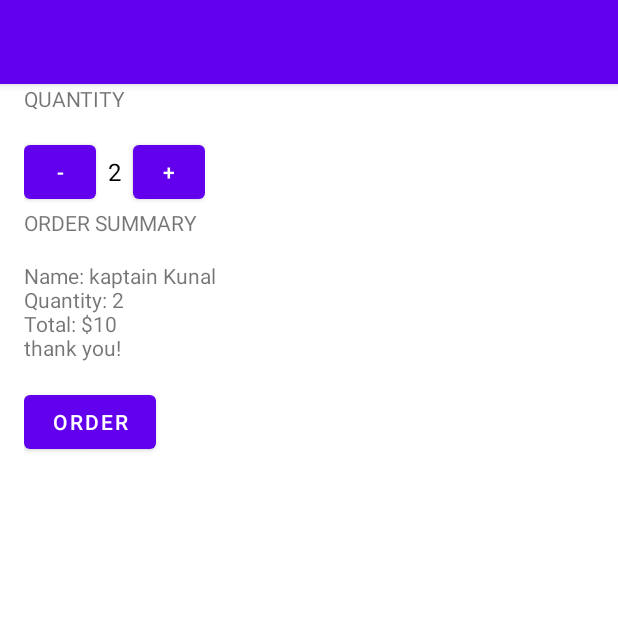
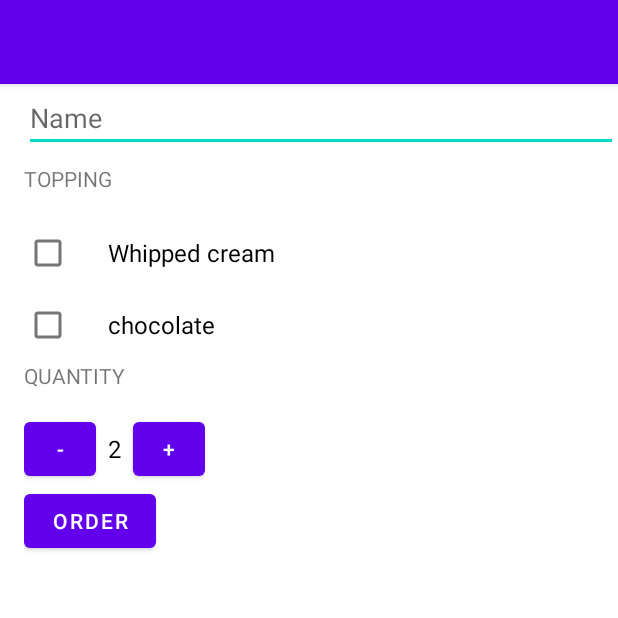
Before and after one commit to ishak47/android, an Android app: the screen it shows after launch (MainActivity), after a tap on "ORDER", on a phone screen of 412 x 824 dp, the top half of it. Run offline under Robolectric (Android 15) with nearby library versions, the phone set to English and light mode, and no system bars.

Commit message:
klaar met les 5

```diff
--- a/justJava/app/src/main/java/com/example/android/justjava/MainActivity.java
+++ b/justJava/app/src/main/java/com/example/android/justjava/MainActivity.java
@@ -2,9 +2,15 @@ package com.example.android.justjava;
 
 import androidx.appcompat.app.AppCompatActivity;
 
+import android.content.Intent;
+import android.net.Uri;
 import android.os.Bundle;
+import android.util.Log;
 import android.view.View;
+import android.widget.CheckBox;
+import android.widget.EditText;
 import android.widget.TextView;
+import android.widget.Toast;
 
 import java.text.NumberFormat;
 
@@ -22,17 +28,49 @@ public class MainActivity extends AppCompatActivity {
      * This method is called when the order button is clicked.
      */
     public void submitOrder(View view) {
-        int price = calculatePrice();
-        String priceMessage = createOrderSummary(price);
-        displayMessage(priceMessage);
+        // name text input editText
+        EditText text = (EditText) findViewById(R.id.textInput);
+        String name = text.getText().toString();
+
+        //checkbox whippedcream
+        CheckBox whippedCreamCheckBox = (CheckBox) findViewById(R.id.whipped_cream_checkbox);
+        boolean hasWhippedCream = whippedCreamCheckBox.isChecked();
+
+        //checkbox chocolate
+        CheckBox chocolateCheckbox = (CheckBox) findViewById(R.id.chocolate_checkbox);
+        boolean hasChocolate = chocolateCheckbox.isChecked();
+
+        int price = calculatePrice(hasWhippedCream,hasChocolate);
+        String priceMessage = createOrderSummary(name, price, hasWhippedCream, hasChocolate );
+
+        Intent intent = new Intent(Intent.ACTION_SENDTO);
+        intent.setData(Uri.parse("mailto:")); // only email apps should handle this
+        intent.putExtra(Intent.EXTRA_SUBJECT, "just java order for " + name);
+        intent.putExtra(Intent.EXTRA_TEXT, priceMessage);
+        if (intent.resolveActivity(getPackageManager()) != null) {
+            startActivity(intent);
+        }
+
     }
 
     public void increment(View view) {
+        if (quantity == 100) {
+            // Show an error message as a toast
+            Toast.makeText(this, "You cannot have more than 100 coffees", Toast.LENGTH_SHORT).show();
+            // Exit this method early because there's nothing left to do
+            return;
+        }
         quantity = quantity + 1;
         displayquantity(quantity);
     }
 
     public void decrement(View view) {
+        if (quantity == 1) {
+            // Show an error message as a toast
+            Toast.makeText(this, "You cannot have less than 1 coffee", Toast.LENGTH_SHORT).show();
+            // Exit this method early because there's nothing left to do
+            return;
+        }
         quantity = quantity - 1;
         displayquantity(quantity);
     }
@@ -46,31 +84,38 @@ public class MainActivity extends AppCompatActivity {
         quantityTextView.setText("" + numberOfCoffees);
     }
 
-    /**
-     * This method displays the given text on the screen.
-     */
-    private void displayMessage(String message) {
-        TextView orderSummaryTextView = (TextView) findViewById(R.id.order_summary_text_view);
-        orderSummaryTextView.setText(message);
-    }
 
     /**
      * Calculates the price of the order.
      *
      * @return total price
      */
-    private int calculatePrice() {
-        int price = quantity * 5;
+    private int calculatePrice(boolean addWhippedCream, boolean addChocolate) {
+        int bacePrice = 5;
+
+        if (addWhippedCream){
+           bacePrice = bacePrice + 1;
+        }
+
+        if (addChocolate){
+            bacePrice = bacePrice + 2;
+        }
+
+        int price = quantity * bacePrice;
         return price;
     }
 
     /**
-     *
+     * @param name of the customer
+     * @param addWhippedCream is whether or not the user wants whipped cream topping
+     * @param addChocolate is whether or not the user wants chocolate topping
      * @param price of the order
-     * @return  text summary
+     * @return text summary
      */
-    private String createOrderSummary(int price) {
-        String priceMessage = "Name: kaptain Kunal";
+    private String createOrderSummary(String name, int price, boolean addWhippedCream, boolean addChocolate) {
+        String priceMessage = "Name: " + name ;
+        priceMessage += "\nadd whipped cream? " + addWhippedCream;
+        priceMessage += "\nadd chocolate? " + addChocolate;
         priceMessage = priceMessage + "\nQuantity: " + quantity;
         priceMessage = priceMessage + "\nTotal: $" + price;
         priceMessage = priceMessage + "\n" + "thank you!";
--- a/justJava/app/src/main/res/layout/activity_main.xml
+++ b/justJava/app/src/main/res/layout/activity_main.xml
@@ -1,13 +1,50 @@
 <?xml version="1.0" encoding="utf-8"?>
-<LinearLayout xmlns:android="http://schemas.android.com/apk/res/android"
-    xmlns:app="http://schemas.android.com/apk/res-auto"
+ <ScrollView
+    android:layout_width="match_parent"
+    android:layout_height="wrap_content"
+    xmlns:android="http://schemas.android.com/apk/res/android"
     xmlns:tools="http://schemas.android.com/tools"
+    tools:context=".MainActivity"
+    >
+
+<LinearLayout
+xmlns:app="http://schemas.android.com/apk/res-auto"
     android:layout_width="match_parent"
     android:layout_height="match_parent"
     android:layout_marginLeft="16dp"
     android:orientation="vertical"
-    tools:context=".MainActivity">
+    >
 
+    <EditText
+        android:id="@+id/textInput"
+        android:layout_width="match_parent"
+        android:layout_height="wrap_content"
+        android:hint="Name"
+        android:inputType="textCapWords"/>
+    <TextView
+        android:id="@+id/topping"
+        android:layout_width="wrap_content"
+        android:layout_height="wrap_content"
+        android:text="topping"
+        android:layout_marginTop="8dp"
+        android:layout_marginBottom="16dp"
+        android:textAllCaps="true" />
+
+    <CheckBox
+        android:id="@+id/whipped_cream_checkbox"
+        android:layout_width="wrap_content"
+        android:layout_height="wrap_content"
+        android:paddingLeft="24dp"
+        android:text="Whipped cream"
+        android:textSize="16dp"/>
+
+    <CheckBox
+        android:id="@+id/chocolate_checkbox"
+        android:layout_width="wrap_content"
+        android:layout_height="wrap_content"
+        android:paddingLeft="24dp"
+        android:text="chocolate "
+        android:textSize="16dp"/>
     <TextView
         android:id="@+id/quantity"
         android:layout_width="wrap_content"
@@ -49,19 +86,7 @@
             android:text="+" />
     </LinearLayout>
 
-    <TextView
-        android:layout_width="wrap_content"
-        android:layout_height="wrap_content"
-        android:layout_marginBottom="16dp"
-        android:text="order summary"
-        android:textAllCaps="true" />
 
-    <TextView
-        android:id="@+id/order_summary_text_view"
-        android:layout_width="wrap_content"
-        android:layout_height="wrap_content"
-        android:layout_marginBottom="16dp"
-        android:text="$0" />
 
     <Button
         android:id="@+id/button_id"
@@ -70,5 +95,5 @@
         android:onClick="submitOrder"
         android:text="order" />
 
-
 </LinearLayout>
+</ScrollView>
```
